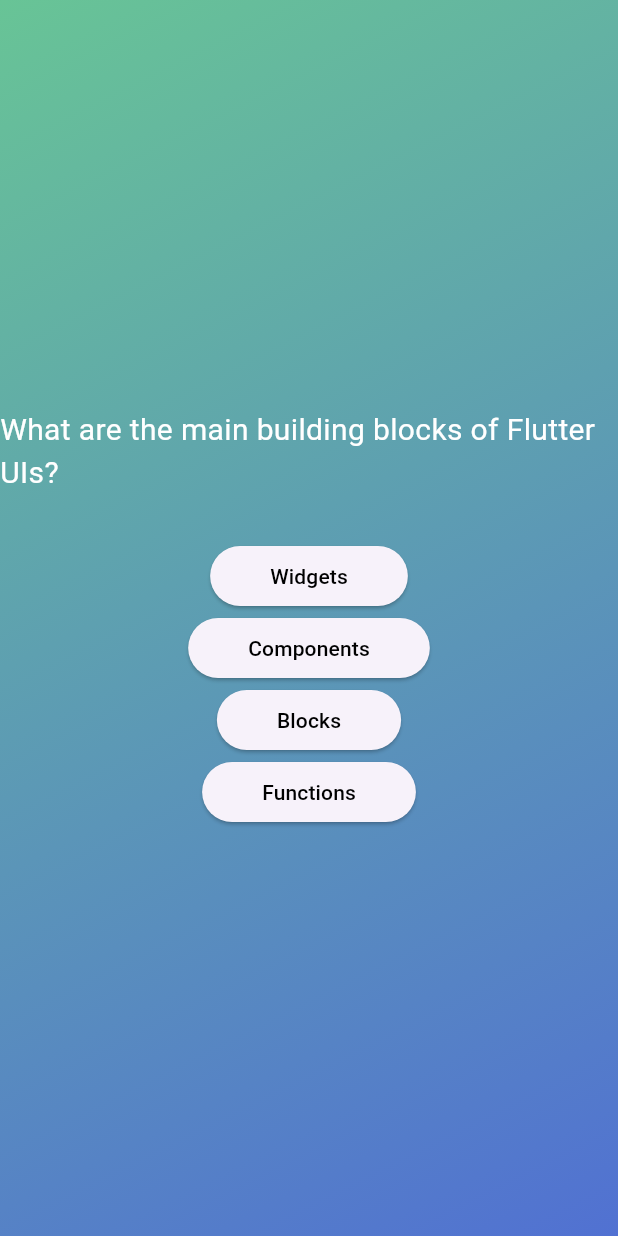
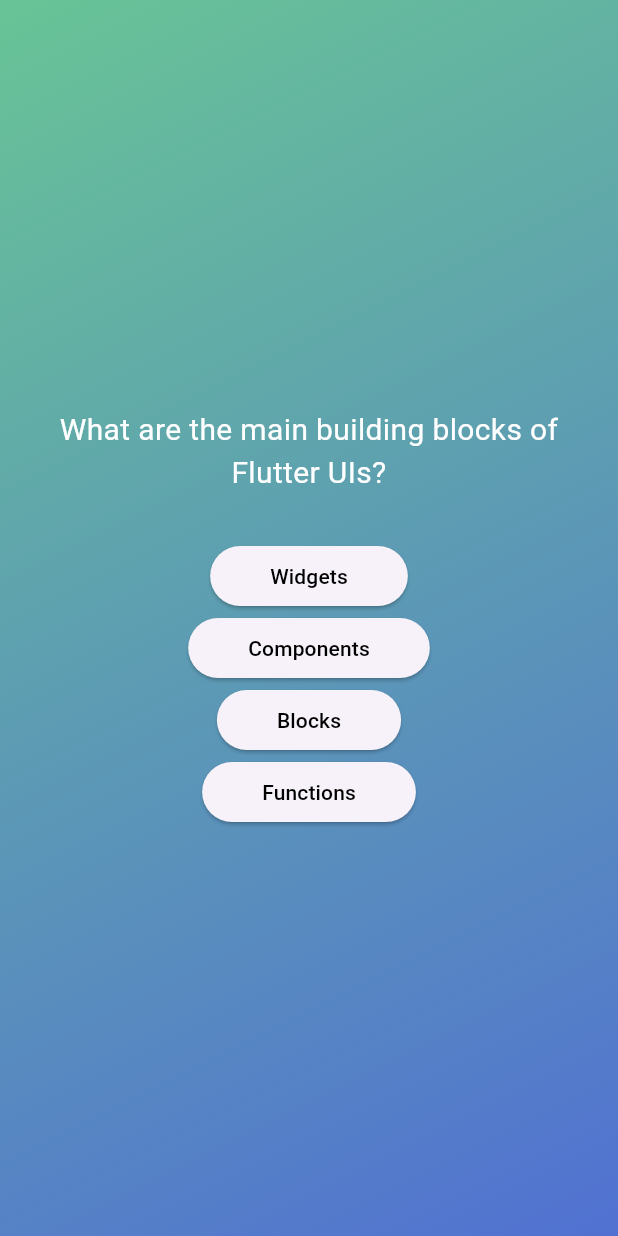
Before and after one commit to abrower10612/flutter-quiz, a Flutter app: the screen it shows after launch, after a tap on "Start Quiz", on a phone screen of 412 x 824 dp. Run offline on Flutter 3.47's test engine with Material 3 defaults, Android fonts, the phone set to English and light mode, and no system bars.

Commit message:
add padding and center alignment to question text in questions screen

```diff
--- a/lib/questions_screen.dart
+++ b/lib/questions_screen.dart
@@ -18,10 +18,13 @@
 
     return SizedBox(
       width: double.infinity,
+      child: Padding(
+        padding: const EdgeInsets.all(16.0),
         child: Column(
           mainAxisAlignment: MainAxisAlignment.center,
           children: [
             Text(
+              textAlign: TextAlign.center,
               currentQuestion.text,
               style: const TextStyle(
                 color: Colors.white,
@@ -39,6 +42,7 @@
             ),
           ],
         ),
+      ),
     );
   }
 }
```
Lines whose indentation alone changed are shown as unchanged.
